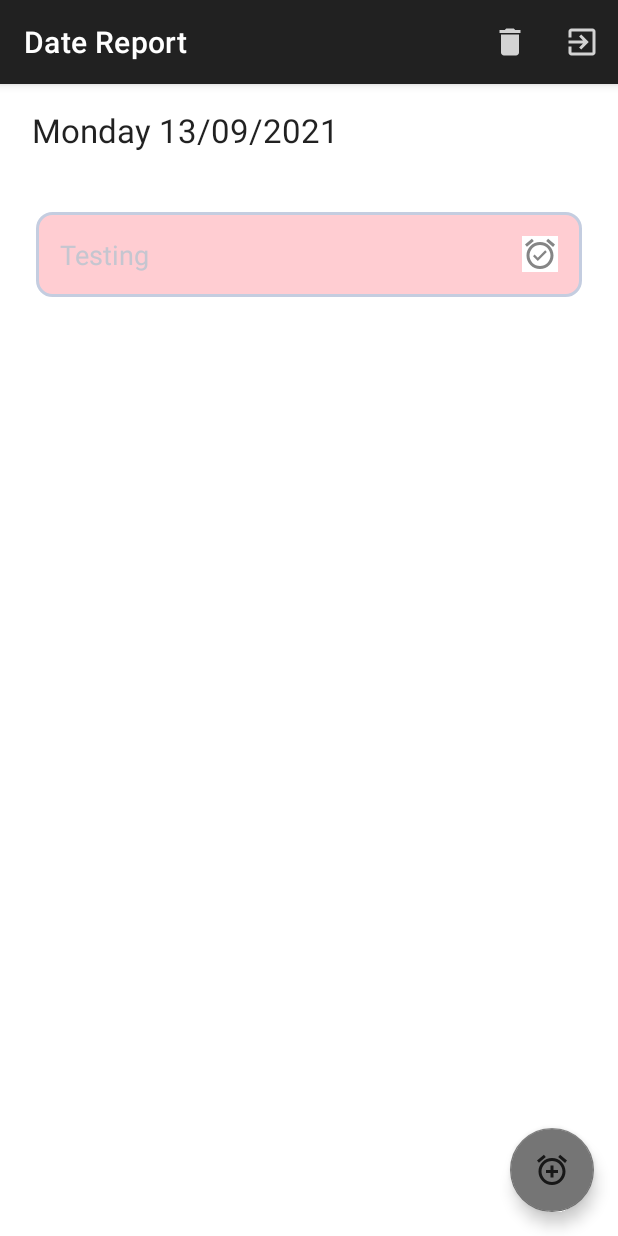
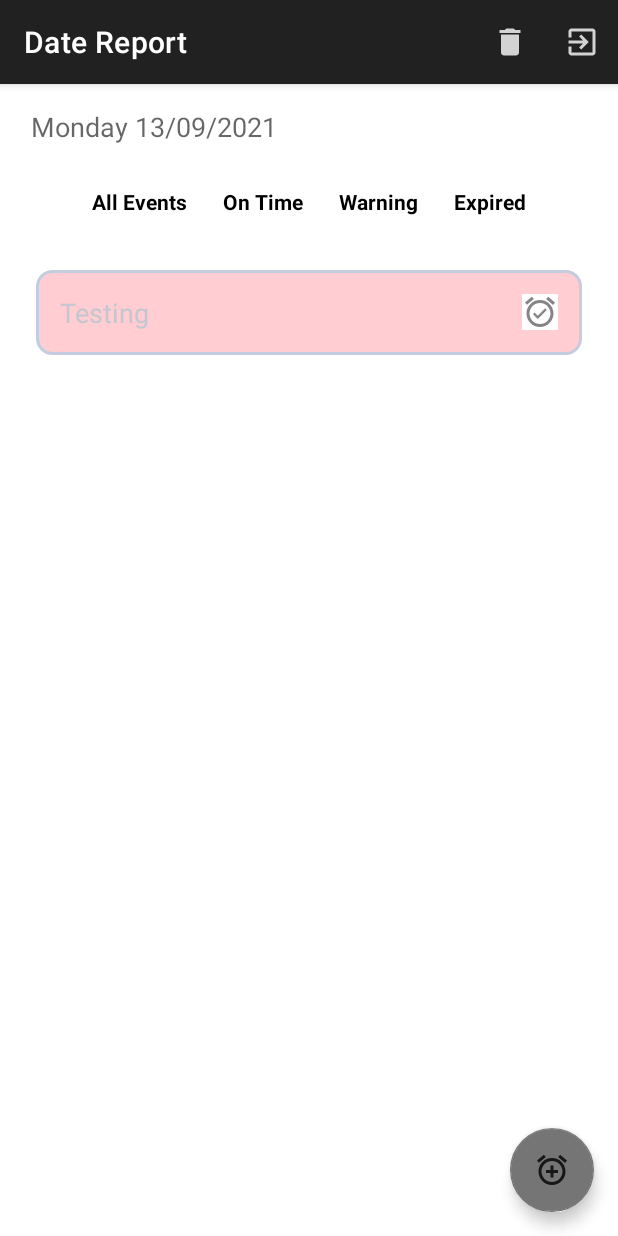
Before and after one commit to fsampson30/DateReport, an Android app: the screen it shows after launch (MainActivity), on a phone screen of 412 x 824 dp. Run offline under Robolectric (Android 15) with nearby library versions, the phone set to English and light mode, and no system bars; our stand-ins replace Room's generated code.

Commit message:
Create Checkbox on MainActivity to select events based on time.

```diff
--- a/app/src/main/java/com/sampson/datereport/MainActivity.kt
+++ b/app/src/main/java/com/sampson/datereport/MainActivity.kt
@@ -4,9 +4,11 @@ import android.app.AlertDialog
 import android.content.Intent
 import androidx.appcompat.app.AppCompatActivity
 import android.os.Bundle
+import android.provider.MediaStore
 import android.view.Menu
 import android.view.MenuItem
 import android.view.View
+import android.widget.RadioButton
 import android.widget.TextView
 import android.widget.Toast
 import androidx.activity.result.contract.ActivityResultContracts
@@ -41,6 +43,10 @@ class MainActivity : AppCompatActivity() {
         val fabAddEvent = findViewById<FloatingActionButton>(R.id.fltBtnAddEvent)
         val rvEventList = findViewById<RecyclerView>(R.id.rvMainActivityEvents)
         val toolbar = findViewById<Toolbar>(R.id.mainToolbar)
+        val rdoAllEvents = findViewById<RadioButton>(R.id.rdoBtnMainActivityAll)
+        val rdoBtnGreen = findViewById<RadioButton>(R.id.rdoBtnMainActivityGreen)
+        val rdoBtnYellow = findViewById<RadioButton>(R.id.rdoBtnMainActivityYellow)
+        val rdoBtnRed = findViewById<RadioButton>(R.id.rdoBtnMainActivityRed)
 
         setSupportActionBar(toolbar)
 
@@ -61,6 +67,30 @@ class MainActivity : AppCompatActivity() {
                 eventViewModel.insert(event)
             } else {
                 Toast.makeText(this, "Error", Toast.LENGTH_SHORT).show()
+            }
+        }
+
+        rdoAllEvents.setOnClickListener {
+            eventViewModel.allEvents.observe(this) { events ->
+                events.let { adapter.submitList(it) }
+            }
+        }
+
+        rdoBtnGreen.setOnClickListener {
+            eventViewModel.onTimeEvents.observe(this) { events ->
+                events.let { adapter.submitList(it) }
+            }
+        }
+
+        rdoBtnYellow.setOnClickListener {
+            eventViewModel.warningEvents.observe(this) { events ->
+                events.let { adapter.submitList(it) }
+            }
+        }
+
+        rdoBtnRed.setOnClickListener {
+            eventViewModel.expiredEvents.observe(this) { events ->
+                events.let { adapter.submitList(it) }
             }
         }
 
--- a/app/src/main/java/com/sampson/datereport/controller/EventDao.kt
+++ b/app/src/main/java/com/sampson/datereport/controller/EventDao.kt
@@ -8,6 +8,15 @@ interface EventDao {
     @Query("SELECT * FROM event_table ORDER BY inicialDate")
     fun getAllEvents(): kotlinx.coroutines.flow.Flow<MutableList<Event>>
 
+    @Query("SELECT * FROM event_table WHERE CAST(JulianDay('now') - JulianDay(inicialDate) as INTEGER) > 3")
+    fun getOnTimeEvents(): kotlinx.coroutines.flow.Flow<MutableList<Event>>
+
+    @Query("SELECT * FROM event_table WHERE JulianDay('now') - JulianDay(inicialDate) < 2")
+    fun getWarningEvents(): kotlinx.coroutines.flow.Flow<MutableList<Event>>
+
+    @Query("SELECT * FROM event_table WHERE CAST(JulianDay('now') - JulianDay(inicialDate) as INTEGER) <= 0")
+    fun getExpiredEvents(): kotlinx.coroutines.flow.Flow<MutableList<Event>>
+
     @Insert(onConflict = OnConflictStrategy.IGNORE)
     suspend fun insert(event: Event)
 
--- a/app/src/main/java/com/sampson/datereport/controller/EventRepository.kt
+++ b/app/src/main/java/com/sampson/datereport/controller/EventRepository.kt
@@ -7,6 +7,9 @@ import java.util.concurrent.Flow
 class EventRepository(private val eventDao: EventDao) {
 
     val allEvents: kotlinx.coroutines.flow.Flow<MutableList<Event>> = eventDao.getAllEvents()
+    val onTimeEvents : kotlinx.coroutines.flow.Flow<MutableList<Event>> = eventDao.getOnTimeEvents()
+    val warningEvents : kotlinx.coroutines.flow.Flow<MutableList<Event>> = eventDao.getWarningEvents()
+    val expiredEvents : kotlinx.coroutines.flow.Flow<MutableList<Event>> = eventDao.getWarningEvents()
 
     @Suppress("RedundantSuspendModifier")
     @WorkerThread
--- a/app/src/main/java/com/sampson/datereport/model/EventViewModel.kt
+++ b/app/src/main/java/com/sampson/datereport/model/EventViewModel.kt
@@ -7,6 +7,9 @@ import kotlinx.coroutines.launch
 class EventViewModel(private val repository: EventRepository) : ViewModel() {
 
     val allEvents: LiveData<MutableList<Event>> = repository.allEvents.asLiveData()
+    val onTimeEvents : LiveData<MutableList<Event>> = repository.onTimeEvents.asLiveData()
+    val warningEvents : LiveData<MutableList<Event>> = repository.warningEvents.asLiveData()
+    val expiredEvents : LiveData<MutableList<Event>> = repository.expiredEvents.asLiveData()
 
     fun insert(event: Event) = viewModelScope.launch {
         repository.insert(event)
--- /dev/null
+++ b/app/src/main/res/color/color_button_text.xml
@@ -0,0 +1,5 @@
+<?xml version="1.0" encoding="utf-8"?>
+<selector xmlns:android="http://schemas.android.com/apk/res/android">
+    <item android:state_checked="true" android:color="@color/white" />
+    <item android:color="@color/black" />
+</selector>
--- /dev/null
+++ b/app/src/main/res/drawable/button_background.xml
@@ -0,0 +1,7 @@
+<?xml version="1.0" encoding="utf-8"?>
+<selector xmlns:android="http://schemas.android.com/apk/res/android">
+
+    <item android:state_checked="true" android:drawable="@drawable/button_checked" />
+    <item android:drawable="@drawable/button_default" />
+
+</selector>
--- /dev/null
+++ b/app/src/main/res/drawable/button_checked.xml
@@ -0,0 +1,14 @@
+<?xml version="1.0" encoding="utf-8"?>
+<shape xmlns:android="http://schemas.android.com/apk/res/android">
+
+    <solid android:color="@color/primaryLight" />
+
+    <padding
+        android:bottom="12dp"
+        android:top="12dp"
+        android:left="12dp"
+        android:right="12dp" />
+
+    <corners android:radius="4dp" />
+
+</shape>
--- /dev/null
+++ b/app/src/main/res/drawable/button_default.xml
@@ -0,0 +1,12 @@
+<?xml version="1.0" encoding="utf-8"?>
+<shape xmlns:android="http://schemas.android.com/apk/res/android">
+
+    <padding
+        android:bottom="12dp"
+        android:top="12dp"
+        android:right="12dp"
+        android:left="12dp" />
+
+    <corners android:radius="4dp"/>
+
+</shape>
--- a/app/src/main/res/layout/activity_create_event.xml
+++ b/app/src/main/res/layout/activity_create_event.xml
@@ -44,7 +44,6 @@
                     android:layout_marginStart="16dp"
                     android:layout_marginEnd="16dp"
                     android:ems="10"
-                    android:focusable="false"
                     android:hint="@string/event_name"
                     android:inputType="textPersonName"
                     app:layout_constraintEnd_toEndOf="parent"
--- a/app/src/main/res/layout/activity_main.xml
+++ b/app/src/main/res/layout/activity_main.xml
@@ -1,19 +1,18 @@
 <?xml version="1.0" encoding="utf-8"?>
-<LinearLayout
-    xmlns:android="http://schemas.android.com/apk/res/android"
+<LinearLayout xmlns:android="http://schemas.android.com/apk/res/android"
     xmlns:app="http://schemas.android.com/apk/res-auto"
     xmlns:tools="http://schemas.android.com/tools"
-    android:orientation="vertical"
     android:layout_width="match_parent"
-    android:layout_height="match_parent">
+    android:layout_height="match_parent"
+    android:orientation="vertical">
 
     <androidx.appcompat.widget.Toolbar
         android:id="@+id/mainToolbar"
         android:layout_width="match_parent"
         android:layout_height="?attr/actionBarSize"
         android:background="@color/primary"
-        app:titleTextColor="@color/white"
-        android:elevation="4dp"/>
+        android:elevation="4dp"
+        app:titleTextColor="@color/white" />
 
     <androidx.constraintlayout.widget.ConstraintLayout
         android:layout_width="match_parent"
@@ -26,18 +25,61 @@
             android:layout_width="match_parent"
             android:layout_height="wrap_content"
             android:padding="16dp"
-        app:layout_constraintBottom_toTopOf="@+id/rvMainActivityEvents"
+            app:layout_constraintBottom_toTopOf="@+id/llButtonsMainActivity"
             app:layout_constraintEnd_toEndOf="parent"
             app:layout_constraintStart_toStartOf="parent"
             app:layout_constraintTop_toTopOf="parent">
 
             <TextView
                 android:id="@+id/txtMainAcivityTodayDate"
+                android:layout_width="wrap_content"
+                android:layout_height="wrap_content"
+                android:textAppearance="@style/TextAppearance.AppCompat.Medium"
+                tools:text="Todays Date" />
+        </LinearLayout>
+
+        <LinearLayout
+            android:id="@+id/llButtonsMainActivity"
+            android:layout_width="0dp"
+            android:layout_height="wrap_content"
+            android:gravity="center_horizontal|center_vertical"
+            android:orientation="horizontal"
+            app:layout_constraintBottom_toTopOf="@+id/rvMainActivityEvents"
+            app:layout_constraintEnd_toEndOf="parent"
+            app:layout_constraintStart_toStartOf="parent"
+            app:layout_constraintTop_toTopOf="@+id/rvMainActivityEvents">
+
+            <RadioGroup
+                android:id="@+id/rdoGroupMainActivityButtons"
                 android:layout_width="match_parent"
+                android:layout_height="match_parent"
+                android:gravity="center_horizontal"
+                android:orientation="horizontal">
+
+                <RadioButton
+                    android:id="@+id/rdoBtnMainActivityAll"
+                    android:layout_width="wrap_content"
                     android:layout_height="wrap_content"
-            android:textAppearance="@style/TextAppearance.AppCompat.Large"
-            tools:text="Todays Date" />
+                    android:text="@string/all_events" />
 
+                <RadioButton
+                    android:id="@+id/rdoBtnMainActivityGreen"
+                    android:layout_width="wrap_content"
+                    android:layout_height="wrap_content"
+                    android:text="@string/on_time" />
+
+                <RadioButton
+                    android:id="@+id/rdoBtnMainActivityYellow"
+                    android:layout_width="wrap_content"
+                    android:layout_height="wrap_content"
+                    android:text="@string/warning" />
+
+                <RadioButton
+                    android:id="@+id/rdoBtnMainActivityRed"
+                    android:layout_width="wrap_content"
+                    android:layout_height="wrap_content"
+                    android:text="@string/expired" />
+            </RadioGroup>
         </LinearLayout>
 
         <androidx.recyclerview.widget.RecyclerView
@@ -48,8 +90,10 @@
             app:layout_constraintBottom_toBottomOf="parent"
             app:layout_constraintEnd_toEndOf="parent"
             app:layout_constraintHorizontal_bias="1.0"
-        app:layout_constraintStart_toStartOf="@id/llHeaderMainActivity"
-        app:layout_constraintTop_toBottomOf="@+id/llHeaderMainActivity" />
+            app:layout_constraintStart_toStartOf="@id/llButtonsMainActivity"
+            app:layout_constraintTop_toBottomOf="@+id/llButtonsMainActivity">
+
+        </androidx.recyclerview.widget.RecyclerView>
 
         <com.google.android.material.floatingactionbutton.FloatingActionButton
             android:id="@+id/fltBtnAddEvent"
--- a/app/src/main/res/values/strings.xml
+++ b/app/src/main/res/values/strings.xml
@@ -4,4 +4,8 @@
     <string name="event_name">Event Name...</string>
     <string name="days_to_remember">Days to remember...</string>
     <string name="notify">Notify?</string>
+    <string name="all_events">All Events</string>
+    <string name="on_time">On Time</string>
+    <string name="warning">Warning</string>
+    <string name="expired">Expired</string>
 </resources>
--- a/app/src/main/res/values/themes.xml
+++ b/app/src/main/res/values/themes.xml
@@ -12,10 +12,18 @@
         <!-- Status bar color. -->
         <item name="android:statusBarColor" tools:targetApi="l">?attr/colorPrimaryVariant</item>
         <!-- Customize your theme here. -->
+        <item name="radioButtonStyle">@style/CustomRadioButton</item>
     </style>
 
     <style name="Toolbar" parent="Theme.DateReport">
         <item name="android:textColorSecondary">@color/white</item>
     </style>
 
+    <style name="CustomRadioButton" parent="Widget.AppCompat.CompoundButton.RadioButton">
+        <item name="android:background">@drawable/button_background</item>
+        <item name="android:button">@null</item>
+        <item name="android:textStyle">bold</item>
+        <item name="android:textColor">@color/color_button_text</item>
+    </style>
+
 </resources>
```
Lines whose indentation alone changed are shown as unchanged.
